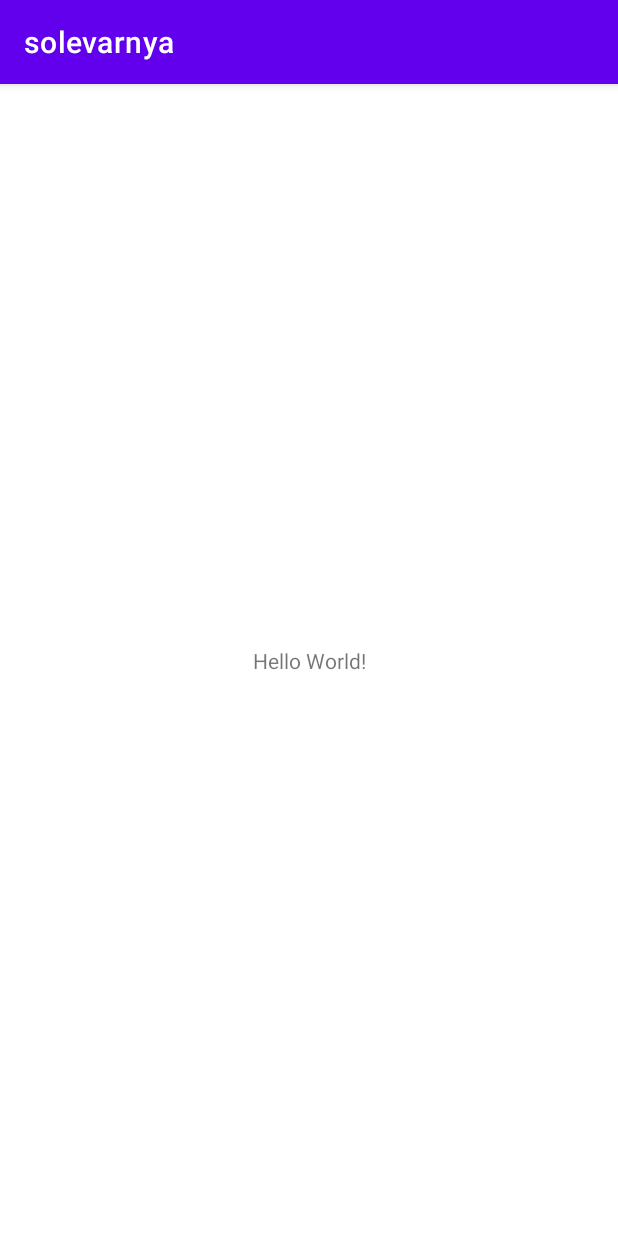
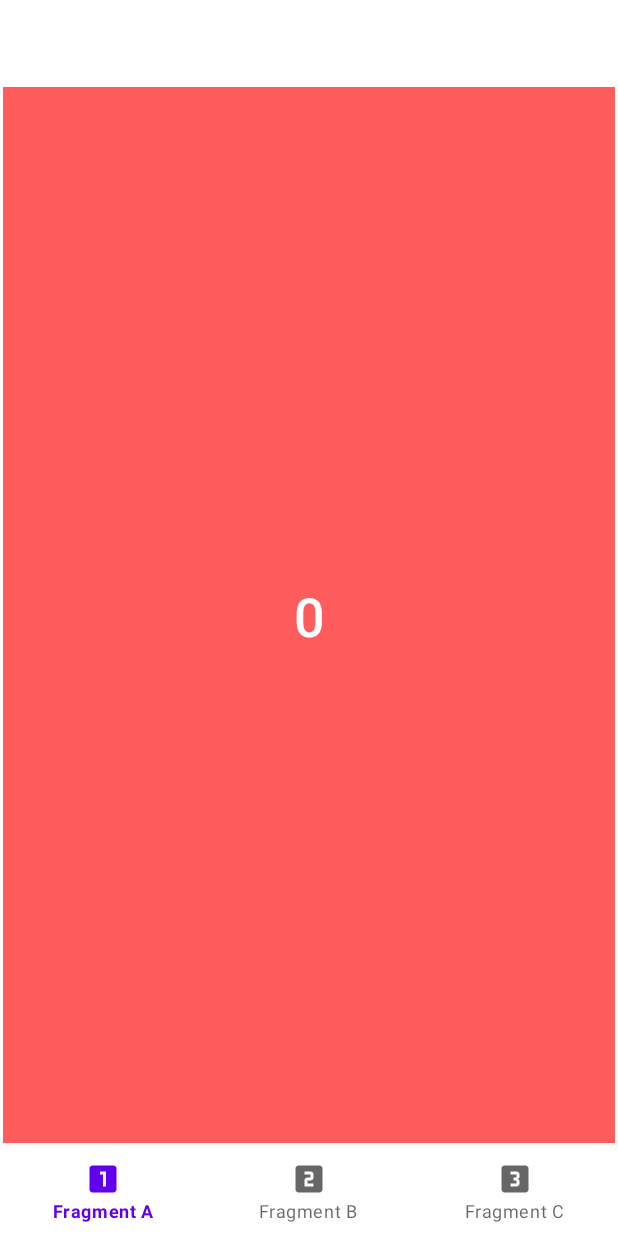
Before and after one commit to Epam-Android-Lab-21-22/Shemanovskii_Roman, an Android app: the screen it shows after launch (MainActivity), on a phone screen of 412 x 824 dp. Run offline under Robolectric (Android 15) with nearby library versions, the phone set to English and light mode, and no system bars; libraries missing offline, so code that uses them is left out: by.kirich1409.viewbindingdelegate; 2 statements that could not run were skipped.

Commit message:
Implement rough and terrible version

```diff
--- a/app/build.gradle
+++ b/app/build.gradle
@@ -36,12 +36,12 @@ android {
 }
 
 dependencies {
-
+    implementation 'androidx.fragment:fragment-ktx:1.4.0'
     implementation 'androidx.core:core-ktx:1.7.0'
     implementation 'androidx.appcompat:appcompat:1.4.0'
     implementation 'com.google.android.material:material:1.6.0-alpha01'
     implementation 'androidx.constraintlayout:constraintlayout:2.1.2'
-    implementation 'com.github.kirich1409:viewbindingpropertydelegate-noreflection:1.5.2'
+    implementation 'com.github.kirich1409:viewbindingpropertydelegate:1.5.2'
     testImplementation 'junit:junit:4.+'
     androidTestImplementation 'androidx.test.ext:junit:1.1.3'
     androidTestImplementation 'androidx.test.espresso:espresso-core:3.4.0'
--- /dev/null
+++ b/app/src/main/java/com/beleavemebe/solevarnya/BaseFragment.kt
@@ -0,0 +1,54 @@
+package com.beleavemebe.solevarnya
+
+import android.os.Bundle
+import android.view.View
+import android.widget.TextView
+import androidx.annotation.LayoutRes
+import androidx.appcompat.app.AppCompatActivity
+import androidx.fragment.app.Fragment
+import java.lang.IllegalStateException
+
+sealed class BaseFragment(@LayoutRes layoutResId: Int) : Fragment(layoutResId) {
+    private var stackPosition: Int? = null
+
+    override fun onCreate(savedInstanceState: Bundle?) {
+        super.onCreate(savedInstanceState)
+        stackPosition = arguments?.getInt(KEY_STACK_POSITION) ?: 0
+    }
+
+    override fun onViewCreated(
+        view: View,
+        savedInstanceState: Bundle?
+    ) {
+        super.onViewCreated(view, savedInstanceState)
+
+        view.findViewById<TextView>(R.id.tv_counter)
+            .text = stackPosition.toString()
+
+        view.setOnClickListener {
+            deepenSelf(
+                stackPosition
+                    ?: throw IllegalStateException("Unknown stack position")
+            )
+        }
+    }
+
+    override fun onResume() {
+        super.onResume()
+        (requireActivity() as AppCompatActivity)
+            .supportActionBar?.let {
+                it.title = this::class.java.simpleName
+            }
+    }
+
+    protected abstract fun deepenSelf(stackPosition: Int)
+
+    protected inline fun <reified T : BaseFragment> deepen(stackPosition: Int) {
+        (requireActivity() as MainActivity)
+            .deepenCurrentFragment<T>(stackPosition + 1)
+    }
+
+    companion object {
+        const val KEY_STACK_POSITION = "stack_position"
+    }
+}
--- /dev/null
+++ b/app/src/main/java/com/beleavemebe/solevarnya/FragmentA.kt
@@ -0,0 +1,6 @@
+package com.beleavemebe.solevarnya
+
+class FragmentA : BaseFragment(R.layout.fragment_a) {
+    override fun deepenSelf(stackPosition: Int) =
+        deepen<FragmentA>(stackPosition)
+}
--- /dev/null
+++ b/app/src/main/java/com/beleavemebe/solevarnya/FragmentB.kt
@@ -0,0 +1,6 @@
+package com.beleavemebe.solevarnya
+
+class FragmentB : BaseFragment(R.layout.fragment_b) {
+    override fun deepenSelf(stackPosition: Int) =
+        deepen<FragmentB>(stackPosition)
+}
--- /dev/null
+++ b/app/src/main/java/com/beleavemebe/solevarnya/FragmentC.kt
@@ -0,0 +1,6 @@
+package com.beleavemebe.solevarnya
+
+class FragmentC : BaseFragment(R.layout.fragment_c) {
+    override fun deepenSelf(stackPosition: Int) =
+        deepen<FragmentC>(stackPosition)
+}
--- a/app/src/main/java/com/beleavemebe/solevarnya/MainActivity.kt
+++ b/app/src/main/java/com/beleavemebe/solevarnya/MainActivity.kt
@@ -2,10 +2,114 @@ package com.beleavemebe.solevarnya
 
 import androidx.appcompat.app.AppCompatActivity
 import android.os.Bundle
+import android.util.Log
+import android.view.MenuItem
+import androidx.activity.addCallback
+import androidx.annotation.IdRes
+import androidx.core.os.bundleOf
+import androidx.core.view.forEach
+import androidx.fragment.app.*
+import by.kirich1409.viewbindingdelegate.viewBinding
+import com.beleavemebe.solevarnya.databinding.ActivityMainBinding
+import java.lang.IllegalStateException
+import java.lang.IndexOutOfBoundsException
 
 class MainActivity : AppCompatActivity() {
+    private val binding by viewBinding(ActivityMainBinding::bind)
+
     override fun onCreate(savedInstanceState: Bundle?) {
         super.onCreate(savedInstanceState)
         setContentView(R.layout.activity_main)
+        setSupportActionBar(binding.mainToolbar)
+
+        initBottomNav()
+        if (savedInstanceState == null) {
+            replaceCurrentFragmentWith<FragmentA>()
+        }
     }
+
+    private fun initBottomNav() {
+        binding.bottomNavView.menu.forEach { item ->
+            item.setOnMenuItemClickListener(::onBottomNavItemClicked)
+        }
+    }
+
+    private fun onBottomNavItemClicked(item: MenuItem?): Boolean {
+        item?.isChecked = true
+        return when (item?.itemId) {
+            R.id.menu_item_fragment_a -> replaceCurrentFragmentWith<FragmentA>()
+            R.id.menu_item_fragment_b -> replaceCurrentFragmentWith<FragmentB>()
+            R.id.menu_item_fragment_c -> replaceCurrentFragmentWith<FragmentC>()
+            else -> false
+        }
+    }
+
+    private inline fun <reified F : BaseFragment> replaceCurrentFragmentWith(): Boolean {
+        with(supportFragmentManager) {
+            val currentBackStackTag = getCurrentBackStackTag()
+            if (currentBackStackTag != null) {
+                Log.d("MainActivity", "Saving $currentBackStackTag's backstack with $backStackEntryCount entries")
+                saveBackStack(currentBackStackTag)
+            }
+
+            commit {
+                setReorderingAllowed(true)
+                replace<F>(R.id.container)
+            }
+
+            val targetBackStackTag = getBackStackTagFor<F>()
+            restoreBackStack(targetBackStackTag)
+            Log.d("MainActivity", "Restored $backStackEntryCount entries from backstack $targetBackStackTag")
+
+            onBackPressedDispatcher.addCallback(this@MainActivity) {
+                isEnabled = false
+                super.onBackPressed()
+                updateLabelOf<F>()
+                isEnabled = true
+            }
+        }
+        return true
+    }
+
+    inline fun <reified F : BaseFragment> deepenCurrentFragment(nextDepth: Int) {
+        with(supportFragmentManager) {
+            val currBackStackTag = getCurrentBackStackTag()
+            val args = bundleOf(BaseFragment.KEY_STACK_POSITION to nextDepth)
+            updateLabelOf<F>()
+            commit {
+                addToBackStack(currBackStackTag)
+                setReorderingAllowed(true)
+                add<F>(R.id.container, null, args)
+            }
+        }
+    }
+
+    inline fun <reified F : BaseFragment> updateLabelOf() =
+        when (F::class) {
+            FragmentA::class -> updateLabel(R.id.menu_item_fragment_a)
+            FragmentB::class -> updateLabel(R.id.menu_item_fragment_b)
+            FragmentC::class -> updateLabel(R.id.menu_item_fragment_c)
+            else -> throw IllegalStateException(
+                "Missing branch for ${F::class.java.simpleName}"
+            )
+        }
+
+    fun updateLabel(@IdRes menuItemIdRes: Int) {
+        val badge = binding.bottomNavView.getOrCreateBadge(menuItemIdRes)
+        val count: Int = supportFragmentManager.backStackEntryCount + 1
+        badge.isVisible = count > 0
+        badge.number = count
+    }
+
+    fun FragmentManager.getCurrentBackStackTag(): String? =
+        try {
+            val fragment: Fragment = fragments[0]
+            fragment::class.java.simpleName
+        } catch (e: IndexOutOfBoundsException) {
+            Log.e("MainActivity", "Empty back stack", e)
+            null
+        }
+
+    private inline fun <reified F : Fragment> getBackStackTagFor(): String =
+        F::class.java.simpleName
 }
--- /dev/null
+++ b/app/src/main/res/drawable/ic_one.xml
@@ -0,0 +1,10 @@
+<vector xmlns:android="http://schemas.android.com/apk/res/android"
+    android:width="24dp"
+    android:height="24dp"
+    android:viewportWidth="24"
+    android:viewportHeight="24"
+    android:tint="?attr/colorControlNormal">
+  <path
+      android:fillColor="@android:color/white"
+      android:pathData="M19,3L5,3c-1.1,0 -2,0.9 -2,2v14c0,1.1 0.9,2 2,2h14c1.1,0 2,-0.9 2,-2L21,5c0,-1.1 -0.9,-2 -2,-2zM14,17h-2L12,9h-2L10,7h4v10z"/>
+</vector>
--- /dev/null
+++ b/app/src/main/res/drawable/ic_three.xml
@@ -0,0 +1,10 @@
+<vector xmlns:android="http://schemas.android.com/apk/res/android"
+    android:width="24dp"
+    android:height="24dp"
+    android:viewportWidth="24"
+    android:viewportHeight="24"
+    android:tint="?attr/colorControlNormal">
+  <path
+      android:fillColor="@android:color/white"
+      android:pathData="M19.01,3h-14c-1.1,0 -2,0.9 -2,2v14c0,1.1 0.9,2 2,2h14c1.1,0 2,-0.9 2,-2L21.01,5c0,-1.1 -0.9,-2 -2,-2zM15.01,10.5c0,0.83 -0.67,1.5 -1.5,1.5 0.83,0 1.5,0.67 1.5,1.5L15.01,15c0,1.11 -0.9,2 -2,2h-4v-2h4v-2h-2v-2h2L13.01,9h-4L9.01,7h4c1.1,0 2,0.89 2,2v1.5z"/>
+</vector>
--- /dev/null
+++ b/app/src/main/res/drawable/ic_two.xml
@@ -0,0 +1,10 @@
+<vector xmlns:android="http://schemas.android.com/apk/res/android"
+    android:width="24dp"
+    android:height="24dp"
+    android:viewportWidth="24"
+    android:viewportHeight="24"
+    android:tint="?attr/colorControlNormal">
+  <path
+      android:fillColor="@android:color/white"
+      android:pathData="M19,3L5,3c-1.1,0 -2,0.9 -2,2v14c0,1.1 0.9,2 2,2h14c1.1,0 2,-0.9 2,-2L21,5c0,-1.1 -0.9,-2 -2,-2zM15,11c0,1.11 -0.9,2 -2,2h-2v2h4v2L9,17v-4c0,-1.11 0.9,-2 2,-2h2L13,9L9,9L9,7h4c1.1,0 2,0.89 2,2v2z"/>
+</vector>
--- a/app/src/main/res/layout/activity_main.xml
+++ b/app/src/main/res/layout/activity_main.xml
@@ -6,13 +6,32 @@
     android:layout_height="match_parent"
     tools:context=".MainActivity">
 
-    <TextView
-        android:layout_width="wrap_content"
+    <com.google.android.material.appbar.MaterialToolbar
+        android:id="@+id/main_toolbar"
+        android:layout_width="0dp"
+        android:layout_height="?attr/actionBarSize"
+        app:layout_constraintTop_toTopOf="parent"
+        app:layout_constraintEnd_toEndOf="parent"
+        app:layout_constraintStart_toStartOf="parent"
+        tools:title="Sample text"/>
+
+    <androidx.fragment.app.FragmentContainerView
+        android:id="@+id/container"
+        android:layout_width="0dp"
+        android:layout_height="0dp"
+        app:layout_constraintBottom_toTopOf="@id/bottom_nav_view"
+        app:layout_constraintEnd_toEndOf="parent"
+        app:layout_constraintStart_toStartOf="parent"
+        app:layout_constraintTop_toBottomOf="@id/main_toolbar" />
+
+    <com.google.android.material.bottomnavigation.BottomNavigationView
+        android:id="@+id/bottom_nav_view"
+        android:layout_width="0dp"
+        android:paddingVertical="2dp"
         android:layout_height="wrap_content"
-        android:text="Hello World!"
         app:layout_constraintBottom_toBottomOf="parent"
-        app:layout_constraintLeft_toLeftOf="parent"
-        app:layout_constraintRight_toRightOf="parent"
-        app:layout_constraintTop_toTopOf="parent" />
-
+        app:layout_constraintEnd_toEndOf="parent"
+        app:layout_constraintStart_toStartOf="parent"
+        app:menu="@menu/menu_bottom_navigation"
+        tools:layout_height="56dp" />
 </androidx.constraintlayout.widget.ConstraintLayout>
--- /dev/null
+++ b/app/src/main/res/layout/fragment_a.xml
@@ -0,0 +1,19 @@
+<?xml version="1.0" encoding="utf-8"?>
+<androidx.constraintlayout.widget.ConstraintLayout xmlns:android="http://schemas.android.com/apk/res/android"
+    android:layout_width="match_parent"
+    android:layout_height="match_parent"
+    xmlns:app="http://schemas.android.com/apk/res-auto"
+    android:background="@color/red"
+    android:layout_margin="2dp">
+
+    <TextView
+        android:id="@+id/tv_counter"
+        style="@style/DepthTextView"
+        android:layout_width="wrap_content"
+        android:layout_height="wrap_content"
+        app:layout_constraintBottom_toBottomOf="parent"
+        app:layout_constraintEnd_toEndOf="parent"
+        app:layout_constraintStart_toStartOf="parent"
+        app:layout_constraintTop_toTopOf="parent" />
+
+</androidx.constraintlayout.widget.ConstraintLayout>
--- /dev/null
+++ b/app/src/main/res/menu/menu_bottom_navigation.xml
@@ -0,0 +1,17 @@
+<?xml version="1.0" encoding="utf-8"?>
+<menu xmlns:android="http://schemas.android.com/apk/res/android">
+    <item android:id="@+id/menu_item_fragment_a"
+        android:checkable="true"
+        android:title="@string/fragment_a"
+        android:icon="@drawable/ic_one" />
+
+    <item android:id="@+id/menu_item_fragment_b"
+        android:checkable="true"
+        android:title="@string/fragment_b"
+        android:icon="@drawable/ic_two" />
+
+    <item android:id="@+id/menu_item_fragment_c"
+        android:checkable="true"
+        android:title="@string/fragment_c"
+        android:icon="@drawable/ic_three" />
+</menu>
--- a/app/src/main/res/values/colors.xml
+++ b/app/src/main/res/values/colors.xml
@@ -7,4 +7,7 @@
     <color name="teal_700">#FF018786</color>
     <color name="black">#FF000000</color>
     <color name="white">#FFFFFFFF</color>
+    <color name="red">#FF5D5D</color>
+    <color name="green">#8BFF8B</color>
+    <color name="blue">#6C6CFF</color>
 </resources>
--- a/app/src/main/res/values/strings.xml
+++ b/app/src/main/res/values/strings.xml
@@ -1,3 +1,6 @@
 <resources>
     <string name="app_name">solevarnya</string>
+    <string name="fragment_a">Fragment A</string>
+    <string name="fragment_b">Fragment B</string>
+    <string name="fragment_c">Fragment C</string>
 </resources>
--- /dev/null
+++ b/app/src/main/res/values/styles.xml
@@ -0,0 +1,8 @@
+<?xml version="1.0" encoding="utf-8"?>
+<resources>
+
+    <style name="DepthTextView" parent="@style/TextAppearance.MaterialComponents.Headline6">
+        <item name="android:textSize">36sp</item>
+        <item name="android:textColor">@color/white</item>
+    </style>
+</resources>
--- a/app/src/main/res/values/themes.xml
+++ b/app/src/main/res/values/themes.xml
@@ -1,6 +1,6 @@
 <resources xmlns:tools="http://schemas.android.com/tools">
     <!-- Base application theme. -->
-    <style name="Theme.Solevarnya" parent="Theme.MaterialComponents.DayNight.DarkActionBar">
+    <style name="Theme.Solevarnya" parent="Theme.MaterialComponents.DayNight.NoActionBar">
         <!-- Primary brand color. -->
         <item name="colorPrimary">@color/purple_500</item>
         <item name="colorPrimaryVariant">@color/purple_700</item>
```
Also changed, not shown: app/src/main/res/layout/fragment_b.xml (added, +18 -0 lines), app/src/main/res/layout/fragment_c.xml (added, +18 -0 lines).
